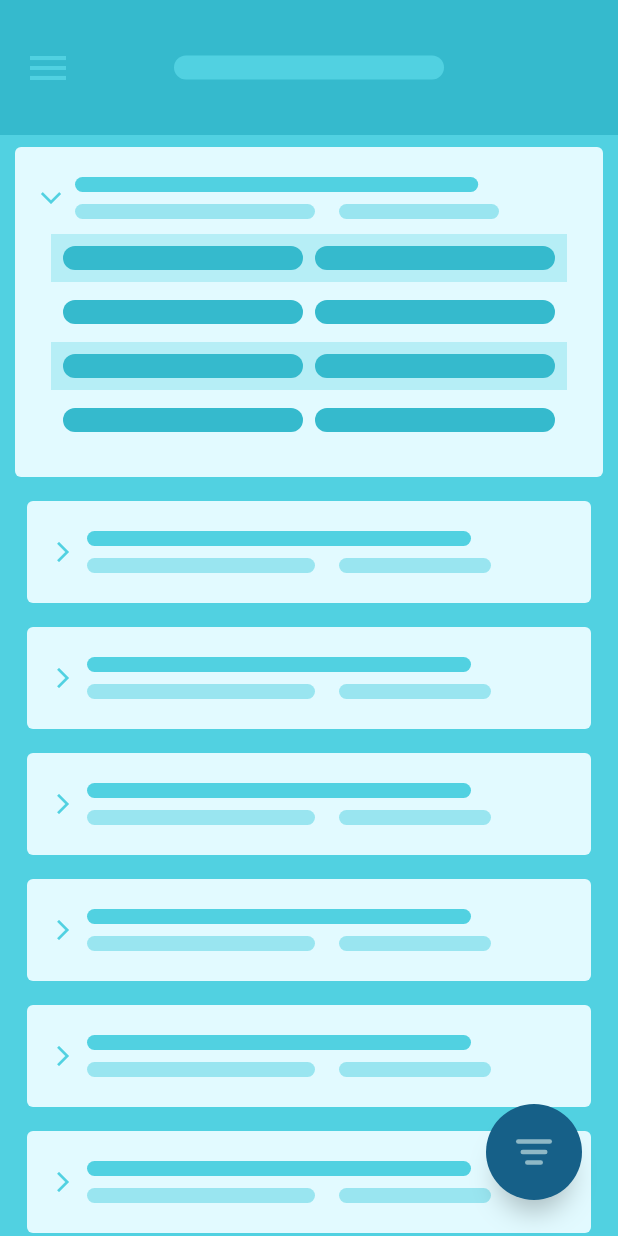
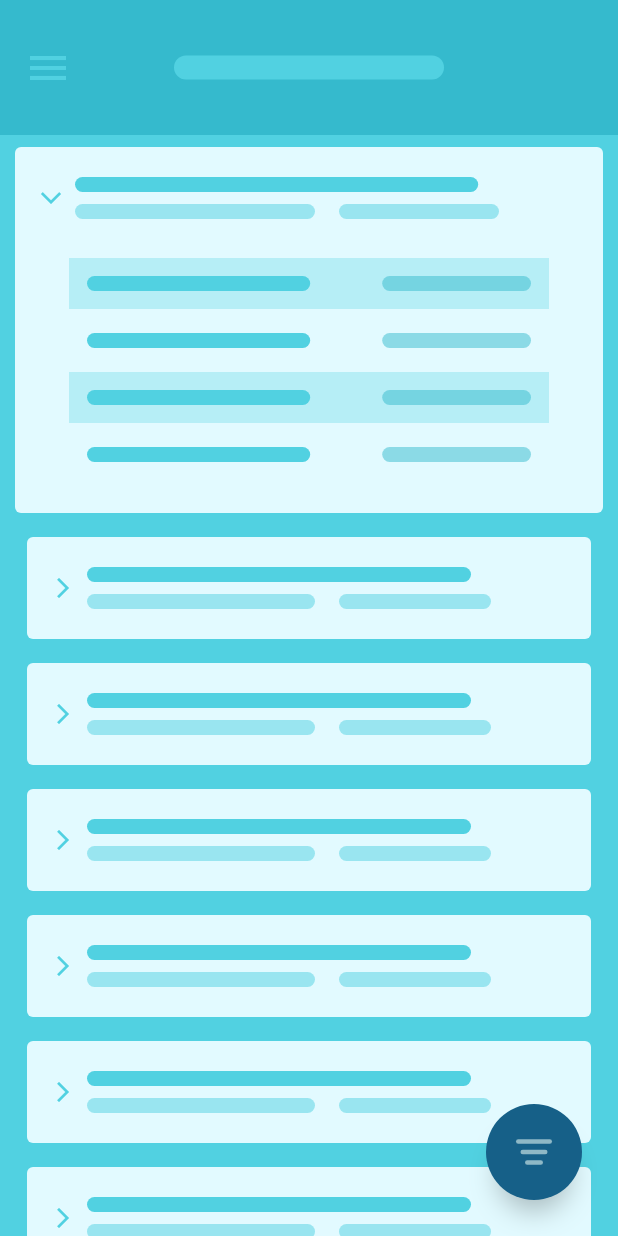
Before and after one commit to Abiri99/FabFilter, a Flutter app: the screen it shows after launch, after a tap on the "arrow forward ios" icon, on a phone screen of 412 x 824 dp. Run offline on Flutter 3.47's test engine with Material 2 defaults, Android fonts, the phone set to English and light mode, and no system bars.

Commit message:
Added table to list item

```diff
--- a/lib/list_item.dart
+++ b/lib/list_item.dart
@@ -20,7 +20,6 @@ class ListItem extends StatefulWidget {
 
 class _ListItemState extends State<ListItem>
     with SingleTickerProviderStateMixin {
-
   AnimationController _controller;
   Animation _expansionAnimation;
 
@@ -136,36 +135,62 @@ class _ListItemState extends State<ListItem>
                   ),
                 ],
               ),
-              Align(
-                alignment: Alignment.bottomCenter,
-                heightFactor: _controller.value,
-                child: SizedBox(height: 8,),
-              ),
+              // Align(
+              //   alignment: Alignment.bottomCenter,
+              //   heightFactor: _controller.value,
+              //   child: SizedBox(height: 8,),
+              // ),
               ClipRect(
                 child: Align(
-                  alignment: Alignment.center,
+                  alignment: Alignment.topCenter,
                   heightFactor: _controller.value,
                   child: ListView.builder(
                     physics: NeverScrollableScrollPhysics(),
                     shrinkWrap: true,
+                    padding: const EdgeInsets.only(
+                      right: 12,
+                      left: 12,
+                      top: 24,
+                    ),
                     // itemExtent: 24,
                     itemCount: 4,
                     itemBuilder: (context, position) {
                       return Container(
-                        margin: const EdgeInsets.symmetric(horizontal: 8, vertical: 2,),
-                        padding: const EdgeInsets.symmetric(vertical: 8, horizontal: 8,),
-                        color: position.isEven ? Theme.of(context).primaryColorLight.withOpacity(0.3) : Colors.transparent,
+                        margin: const EdgeInsets.symmetric(
+                          horizontal: 8,
+                          vertical: 2,
+                        ),
+                        padding: const EdgeInsets.symmetric(
+                          vertical: 12,
+                          horizontal: 12,
+                        ),
+                        color: position.isEven
+                            ? Theme.of(context)
+                                .primaryColorLight
+                                .withOpacity(0.3)
+                            : Colors.transparent,
                         child: Row(
+                          mainAxisAlignment: MainAxisAlignment.spaceBetween,
                           children: [
                             Expanded(
+                              flex: 3,
                               child: Line(
-                                color: Theme.of(context).primaryColor,
+                                color: Theme.of(context).primaryColorLight,
+                                height: 10,
+                                width: 48,
                               ),
                             ),
-                            SizedBox(width: 8,),
+                            SizedBox(
+                              width: 48,
+                            ),
                             Expanded(
+                              flex: 2,
                               child: Line(
-                                color: Theme.of(context).primaryColor,
+                                color: Theme.of(context)
+                                    .primaryColor
+                                    .withOpacity(0.5),
+                                height: 10,
+                                width: 36,
                               ),
                             ),
                           ],
```
